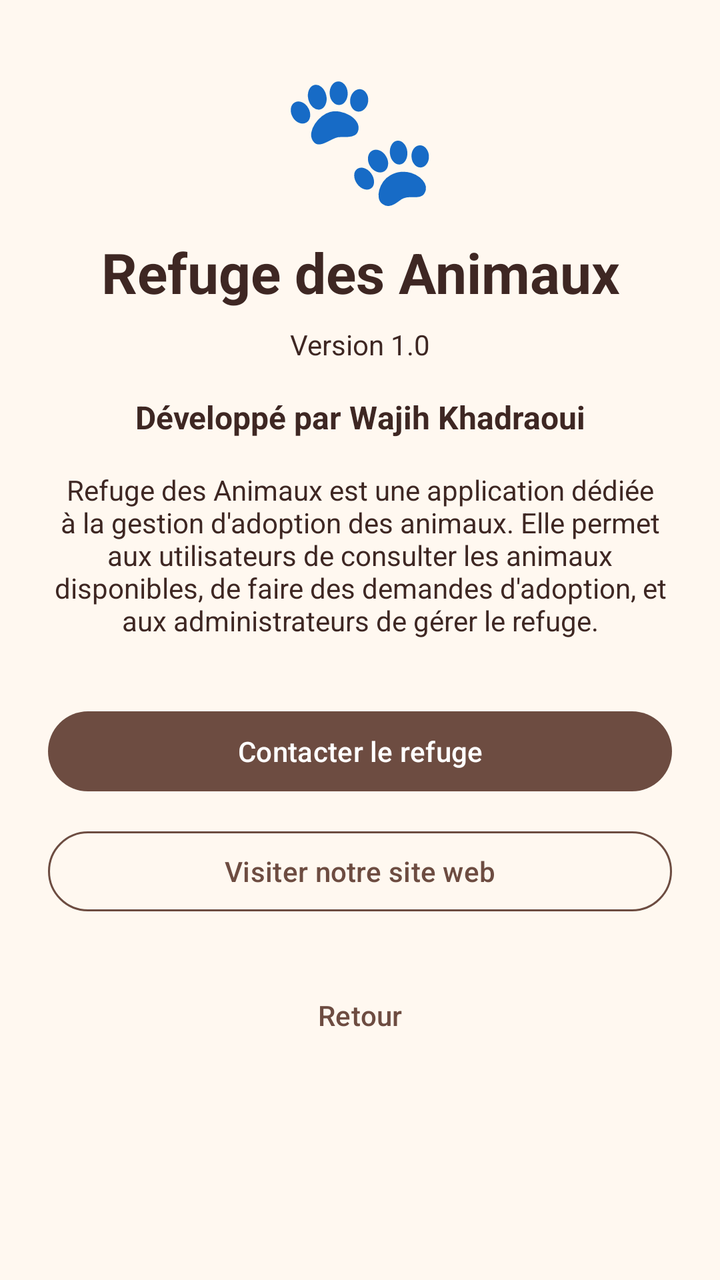
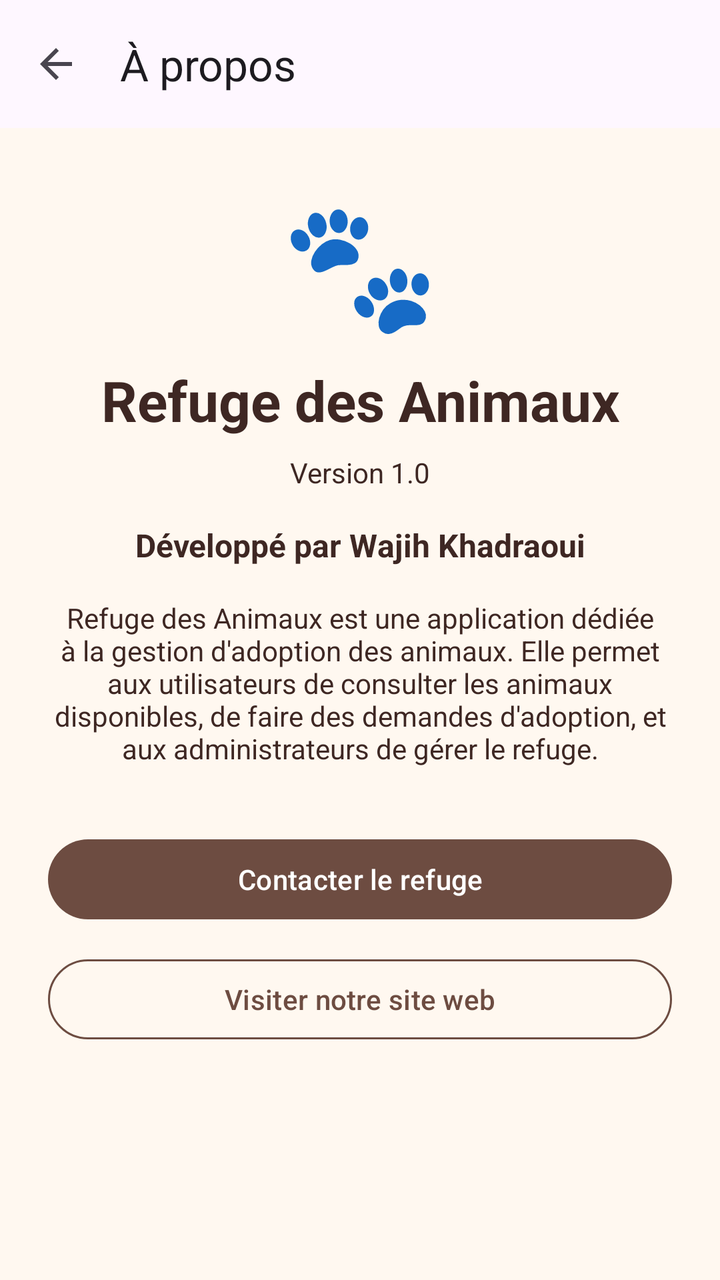

Before-and-after screenshots of an Android layout around one commit, followed by the original layout XML and the change that was made.
<!-- AndroidManifest.xml: application theme Theme.WorkshopPetShelter -->
<!-- res/layout/activity_about.xml -->
<ScrollView xmlns:android="http://schemas.android.com/apk/res/android"
    xmlns:app="http://schemas.android.com/apk/res-auto"
    android:layout_width="match_parent"
    android:layout_height="match_parent"
    android:background="@color/app_background"
    android:fillViewport="true">

    <LinearLayout
        android:layout_width="match_parent"
        android:layout_height="wrap_content"
        android:gravity="center_horizontal"
        android:orientation="vertical"
        android:padding="24dp">

        
        <TextView
            android:layout_width="match_parent"
            android:layout_height="wrap_content"
            android:gravity="center"
            android:text="@string/pet_emoji"
            android:textColor="@color/accent"
            android:textSize="64sp" />

        <TextView
            android:layout_width="match_parent"
            android:layout_height="wrap_content"
            android:layout_marginTop="8dp"
            android:gravity="center"
            android:text="@string/app_name"
            android:textColor="@color/text_primary"
            android:textSize="28sp"
            android:textStyle="bold" />

        
        <TextView
            android:id="@+id/tvVersion"
            android:layout_width="match_parent"
            android:layout_height="wrap_content"
            android:layout_marginTop="8dp"
            android:gravity="center"
            android:text="@string/version_fallback"
            android:textColor="@color/text_primary"
            android:textSize="14sp" />

        <TextView
            android:layout_width="match_parent"
            android:layout_height="wrap_content"
            android:layout_marginTop="16dp"
            android:gravity="center"
            android:text="@string/about_developer"
            android:textColor="@color/text_primary"
            android:textSize="16sp"
            android:textStyle="bold" />

        <TextView
            android:layout_width="match_parent"
            android:layout_height="wrap_content"
            android:layout_marginTop="16dp"
            android:gravity="center"
            android:text="@string/about_description"
            android:textAlignment="center"
            android:textColor="@color/text_primary"
            android:textSize="14sp" />

        
        <com.google.android.material.button.MaterialButton
            android:id="@+id/btnContact"
            android:layout_width="match_parent"
            android:layout_height="wrap_content"
            android:layout_marginTop="32dp"
            android:text="@string/about_contact"
            android:textAllCaps="false"
            app:backgroundTint="@color/accent" />

        <com.google.android.material.button.MaterialButton
            android:id="@+id/btnWebsite"
            style="@style/Widget.Material3.Button.OutlinedButton"
            android:layout_width="match_parent"
            android:layout_height="wrap_content"
            android:layout_marginTop="12dp"
            android:text="@string/about_website"
            android:textAllCaps="false"
            android:textColor="@color/accent"
            app:strokeColor="@color/accent" />

        <com.google.android.material.button.MaterialButton
            android:id="@+id/btnBack"
            style="@style/Widget.Material3.Button.TextButton"
            android:layout_width="match_parent"
            android:layout_height="wrap_content"
            android:layout_marginTop="24dp"
            android:text="@string/back"
            android:textAllCaps="false"
            android:textColor="@color/accent" />

    </LinearLayout>

</ScrollView>
<!-- resources referenced by this layout -->
<resources>
  <color name="accent">#6D4C41</color>
  <color name="app_background">#FFF8F0</color>
  <color name="text_primary">#3E2723</color>
  <string name="about_contact">Contacter le refuge</string>
  <string name="about_description">Refuge des Animaux est une application dédiée à la gestion d\'adoption des animaux. Elle permet aux utilisateurs de consulter les animaux disponibles, de faire des demandes d\'adoption, et aux administrateurs de gérer le refuge.</string>
  <string name="about_developer">Développé par Wajih Khadraoui</string>
  <string name="about_website">Visiter notre site web</string>
  <string name="app_name">Refuge des Animaux</string>
  <string name="back">Retour</string>
  <string name="pet_emoji">🐾</string>
  <string name="version_fallback">Version 1.0</string>
  <style name="Theme.WorkshopPetShelter" parent="Theme.Material3.DayNight.NoActionBar" />
</resources>

<!-- the commit's change to res/layout/activity_about.xml (unified diff, before → after) -->
@@ -1,98 +1,104 @@
-<ScrollView xmlns:android="http://schemas.android.com/apk/res/android"
+<LinearLayout xmlns:android="http://schemas.android.com/apk/res/android"
     xmlns:app="http://schemas.android.com/apk/res-auto"
     android:layout_width="match_parent"
     android:layout_height="match_parent"
     android:background="@color/app_background"
-    android:fillViewport="true">
+    android:orientation="vertical">
 
-    <LinearLayout
+    <com.google.android.material.appbar.MaterialToolbar
+        android:id="@+id/toolbar"
         android:layout_width="match_parent"
-        android:layout_height="wrap_content"
-        android:gravity="center_horizontal"
-        android:orientation="vertical"
-        android:padding="24dp">
+        android:layout_height="?attr/actionBarSize"
+        android:background="?attr/colorSurface"
+        app:navigationIcon="@drawable/ic_arrow_back"
+        app:title="@string/title_about" />
 
-        
-        <TextView
+    <ScrollView
+        android:layout_width="match_parent"
+        android:layout_height="0dp"
+        android:layout_weight="1"
+        android:fillViewport="true">
+
+        <LinearLayout
             android:layout_width="match_parent"
             android:layout_height="wrap_content"
-            android:gravity="center"
-            android:text="@string/pet_emoji"
-            android:textColor="@color/accent"
-            android:textSize="64sp" />
+            android:gravity="center_horizontal"
+            android:orientation="vertical"
+            android:padding="24dp">
 
-        <TextView
-            android:layout_width="match_parent"
-            android:layout_height="wrap_content"
-            android:layout_marginTop="8dp"
-            android:gravity="center"
-            android:text="@string/app_name"
-            android:textColor="@color/text_primary"
-            android:textSize="28sp"
-            android:textStyle="bold" />
+            
+            <TextView
+                android:layout_width="match_parent"
+                android:layout_height="wrap_content"
+                android:gravity="center"
+                android:text="@string/pet_emoji"
+                android:textColor="@color/accent"
+                android:textSize="64sp" />
 
-        
-        <TextView
-            android:id="@+id/tvVersion"
-            android:layout_width="match_parent"
-            android:layout_height="wrap_content"
-            android:layout_marginTop="8dp"
-            android:gravity="center"
-            android:text="@string/version_fallback"
-            android:textColor="@color/text_primary"
-            android:textSize="14sp" />
+            <TextView
+                android:layout_width="match_parent"
+                android:layout_height="wrap_content"
+                android:layout_marginTop="8dp"
+                android:gravity="center"
+                android:text="@string/app_name"
+                android:textColor="@color/text_primary"
+                android:textSize="28sp"
+                android:textStyle="bold" />
 
-        <TextView
-            android:layout_width="match_parent"
-            android:layout_height="wrap_content"
-            android:layout_marginTop="16dp"
-            android:gravity="center"
-            android:text="@string/about_developer"
-            android:textColor="@color/text_primary"
-            android:textSize="16sp"
-            android:textStyle="bold" />
+            
+            <TextView
+                android:id="@+id/tvVersion"
+                android:layout_width="match_parent"
+                android:layout_height="wrap_content"
+                android:layout_marginTop="8dp"
+                android:gravity="center"
+                android:text="@string/version_fallback"
+                android:textColor="@color/text_primary"
+                android:textSize="14sp" />
 
-        <TextView
-            android:layout_width="match_parent"
-            android:layout_height="wrap_content"
-            android:layout_marginTop="16dp"
-            android:gravity="center"
-            android:text="@string/about_description"
-            android:textAlignment="center"
-            android:textColor="@color/text_primary"
-            android:textSize="14sp" />
+            <TextView
+                android:layout_width="match_parent"
+                android:layout_height="wrap_content"
+                android:layout_marginTop="16dp"
+                android:gravity="center"
+                android:text="@string/about_developer"
+                android:textColor="@color/text_primary"
+                android:textSize="16sp"
+                android:textStyle="bold" />
 
-        
-        <com.google.android.material.button.MaterialButton
-            android:id="@+id/btnContact"
-            android:layout_width="match_parent"
-            android:layout_height="wrap_content"
-            android:layout_marginTop="32dp"
-            android:text="@string/about_contact"
-            android:textAllCaps="false"
-            app:backgroundTint="@color/accent" />
+            <TextView
+                android:layout_width="match_parent"
+                android:layout_height="wrap_content"
+                android:layout_marginTop="16dp"
+                android:gravity="center"
+                android:text="@string/about_description"
+                android:textAlignment="center"
+                android:textColor="@color/text_primary"
+                android:textSize="14sp" />
 
-        <com.google.android.material.button.MaterialButton
-            android:id="@+id/btnWebsite"
-            style="@style/Widget.Material3.Button.OutlinedButton"
-            android:layout_width="match_parent"
-            android:layout_height="wrap_content"
-            android:layout_marginTop="12dp"
-            android:text="@string/about_website"
-            android:textAllCaps="false"
-            android:textColor="@color/accent"
-            app:strokeColor="@color/accent" />
+            
+            <com.google.android.material.button.MaterialButton
+                android:id="@+id/btnContact"
+                android:layout_width="match_parent"
+                android:layout_height="wrap_content"
+                android:layout_marginTop="32dp"
+                android:text="@string/about_contact"
+                android:textAllCaps="false"
+                app:backgroundTint="@color/accent" />
 
-        <com.google.android.material.button.MaterialButton
-            android:id="@+id/btnBack"
-            style="@style/Widget.Material3.Button.TextButton"
-            android:layout_width="match_parent"
-            android:layout_height="wrap_content"
-            android:layout_marginTop="24dp"
-            android:text="@string/back"
-            android:textAllCaps="false"
-            android:textColor="@color/accent" />
+            <com.google.android.material.button.MaterialButton
+                android:id="@+id/btnWebsite"
+                style="@style/Widget.Material3.Button.OutlinedButton"
+                android:layout_width="match_parent"
+                android:layout_height="wrap_content"
+                android:layout_marginTop="12dp"
+                android:text="@string/about_website"
+                android:textAllCaps="false"
+                android:textColor="@color/accent"
+                app:strokeColor="@color/accent" />
 
-    </LinearLayout>
+        </LinearLayout>
 
-</ScrollView>
+    </ScrollView>
+
+</LinearLayout>
<!-- resource entries referenced after the edit -->
@@ -3,13 +3,24 @@
   <color name="accent">#6D4C41</color>
   <color name="app_background">#FFF8F0</color>
   <color name="text_primary">#3E2723</color>
+  <!-- drawable ic_arrow_back (drawable) -->
+  <vector xmlns:android="http://schemas.android.com/apk/res/android"
+      android:width="24dp"
+      android:height="24dp"
+      android:viewportWidth="24"
+      android:viewportHeight="24"
+      android:autoMirrored="true">
+      <path
+          android:fillColor="?attr/colorControlNormal"
+          android:pathData="M20,11H7.83l5.59,-5.59L12,4l-8,8 8,8 1.41,-1.41L7.83,13H20v-2z" />
+  </vector>
   <string name="about_contact">Contacter le refuge</string>
   <string name="about_description">Refuge des Animaux est une application dédiée à la gestion d\'adoption des animaux. Elle permet aux utilisateurs de consulter les animaux disponibles, de faire des demandes d\'adoption, et aux administrateurs de gérer le refuge.</string>
   <string name="about_developer">Développé par Wajih Khadraoui</string>
   <string name="about_website">Visiter notre site web</string>
   <string name="app_name">Refuge des Animaux</string>
-  <string name="back">Retour</string>
   <string name="pet_emoji">🐾</string>
+  <string name="title_about">À propos</string>
   <string name="version_fallback">Version 1.0</string>
   <style name="Theme.WorkshopPetShelter" parent="Theme.Material3.DayNight.NoActionBar" />
 </resources>
